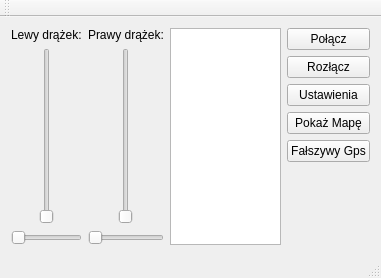
This is mainwindow.ui in EddieTheHead/ERTCudQt as Qt 5 draws it before an edit. The edited form follows.
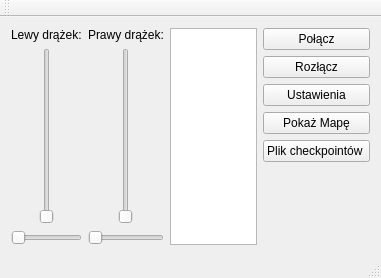
This is the edited form.

Commit message: Usunięcie fałszywego GPSa

Patch:
```diff
--- a/mainwindow.ui
+++ b/mainwindow.ui
@@ -109,7 +109,7 @@
       <item>
        <widget class="QPushButton" name="pushButtonFakeGPS">
         <property name="text">
-         <string>Fałszywy Gps</string>
+         <string>Plik checkpointów </string>
         </property>
        </widget>
       </item>
```
Left out of the diff: 2 changed lines with no effect on the pictures. The commit also changes 2 other files.
